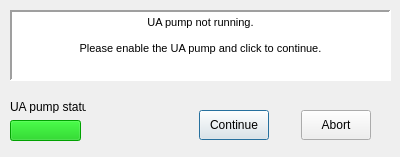
8foldrepo/RF_Balance_Profound, file Widget_Library/wtf_user_prompt_pump_not_running.ui: the form before one commit.
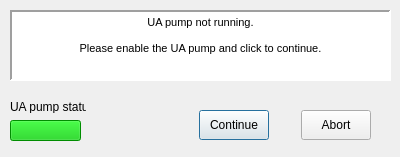
The form after the commit. Custom widgets are drawn as their Qt base class.

```diff
--- a/Widget_Library/wtf_user_prompt_pump_not_running.ui
+++ b/Widget_Library/wtf_user_prompt_pump_not_running.ui
@@ -123,7 +123,7 @@
   </widget>
   <widget class="Switch" name="ua_pump_status">
    <property name="enabled">
-    <bool>false</bool>
+    <bool>true</bool>
    </property>
    <property name="geometry">
     <rect>
```
